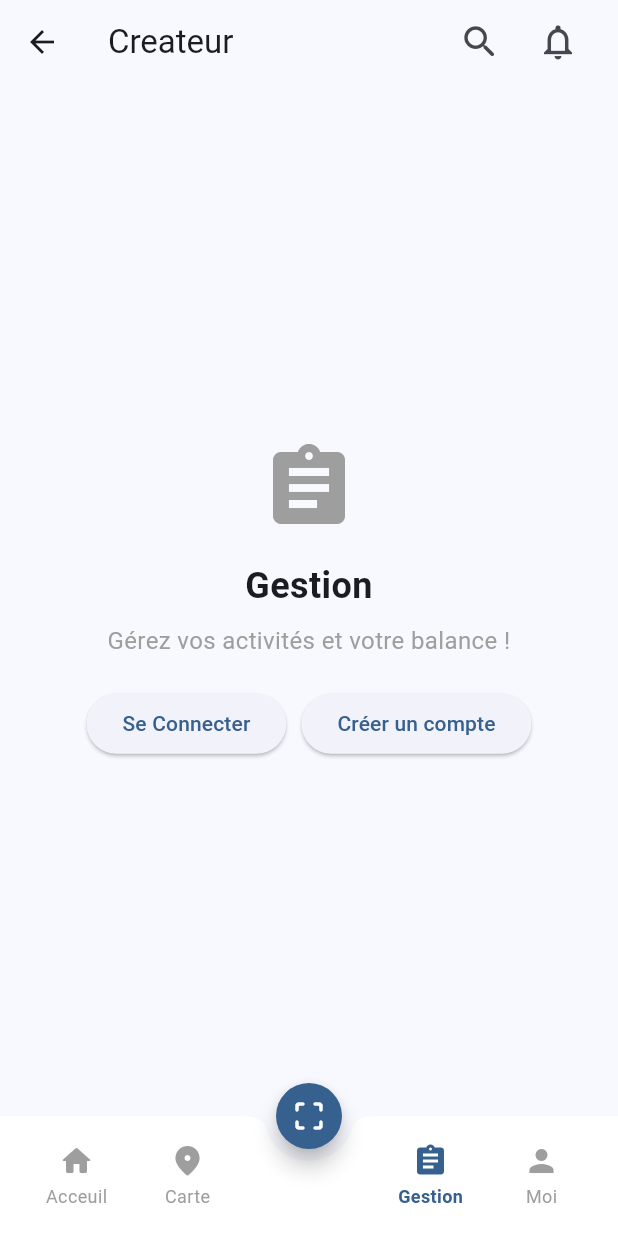
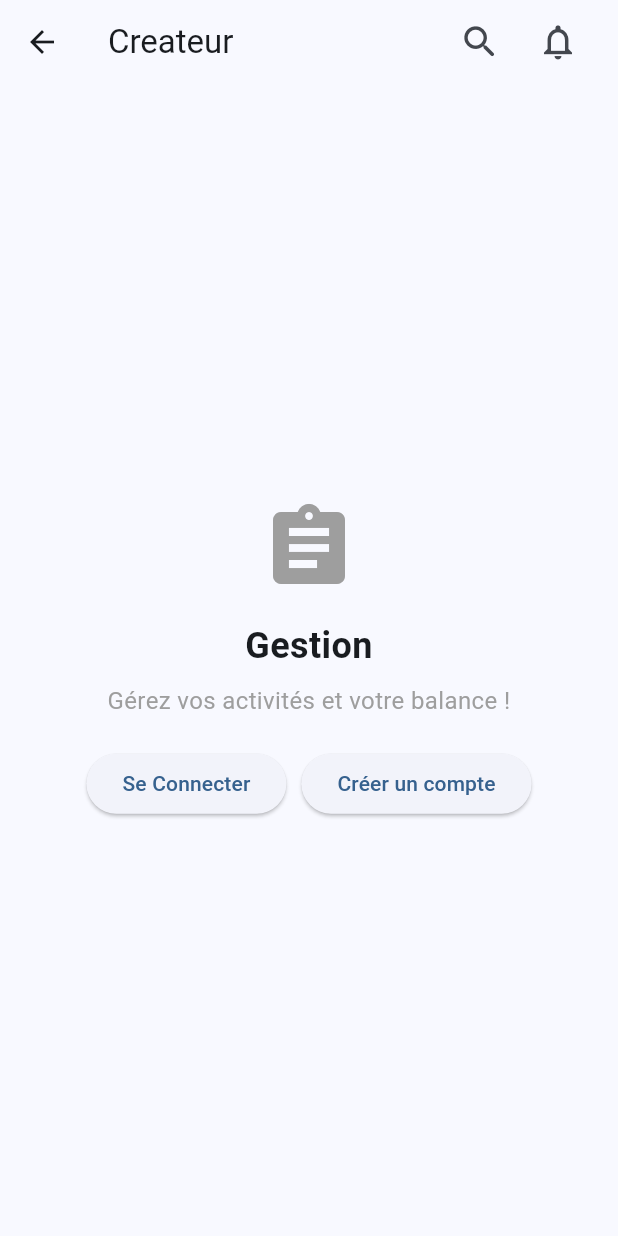
Before and after one commit to sir-da-silva/ticket-app-flutter, a Flutter app: the ManagementPage screen opened directly, on a phone screen of 412 x 824 dp. Run offline on Flutter 3.47's test engine with Material 3 defaults, Android fonts, the phone set to English and light mode, and no system bars; our stand-ins replace font_awesome_flutter, google_fonts, graphql, graphql_flutter, shared_preferences; missing offline and left inert: gql; accounts and stored records are empty; network calls fail.

Commit message:
resetup main navigation

```diff
--- a/lib/components/custom_bottom_navigation_bar.dart
+++ /dev/null
@@ -1,146 +0,0 @@
-import 'package:flutter/material.dart';
-import 'package:my_first_flutter_app/navigation/route_names.dart';
-
-class CustomBottomNavigationBar extends StatelessWidget {
-  const CustomBottomNavigationBar({super.key, required this.activeScreen});
-
-  final String activeScreen;
-
-  @override
-  Widget build(BuildContext context) {
-    return BottomAppBar(
-      shape: CircularNotchedRectangle(),
-      notchMargin: 8, // marge autour de l’encoche pour le bouton
-      elevation: 5,
-      color: Colors.white,
-
-      child: SizedBox(
-        height: 32,
-        child: Row(
-          mainAxisAlignment: MainAxisAlignment.spaceBetween,
-          children: [
-            Row(
-              spacing: 4,
-              children: [
-                _NavItem(
-                  icon: Icons.home_rounded,
-                  label: "Acceuil",
-                  selected: activeScreen == RouteNames.home,
-                  onTap: () =>
-                      Navigator.pushReplacementNamed(context, RouteNames.home),
-                ),
-                _NavItem(
-                  icon: Icons.location_on_rounded,
-                  label: "Carte",
-                  selected: activeScreen == RouteNames.map,
-                  onTap: () =>
-                      Navigator.pushReplacementNamed(context, RouteNames.map),
-                ),
-              ],
-            ),
-            Row(
-              spacing: 4,
-              children: [
-                _NavItem(
-                  icon: Icons.assignment,
-                  label: "Gestion",
-                  selected: activeScreen == RouteNames.management,
-                  onTap: () => Navigator.pushReplacementNamed(
-                    context,
-                    RouteNames.management,
-                  ),
-                ),
-                _NavItem(
-                  icon: Icons.person,
-                  label: "Moi",
-                  selected: activeScreen == RouteNames.profile,
-                  onTap: () => Navigator.pushReplacementNamed(
-                    context,
-                    RouteNames.profile,
-                  ),
-                ),
-              ],
-            ),
-          ],
-        ),
-      ),
-    );
-  }
-}
-
-class _NavItem extends StatelessWidget {
-  final IconData icon;
-  final String label;
-  final bool selected;
-  final VoidCallback onTap;
-
-  const _NavItem({
-    required this.icon,
-    required this.label,
-    required this.selected,
-    required this.onTap,
-  });
-
-  @override
-  Widget build(BuildContext context) {
-    return InkWell(
-      borderRadius: BorderRadius.circular(30),
-      onTap: onTap,
-      child: Container(
-        width: 70,
-        padding: EdgeInsets.symmetric(vertical: 6),
-        child: Column(
-          mainAxisSize: MainAxisSize.min,
-          children: [
-            Icon(
-              icon,
-              color: selected
-                  ? Theme.of(context).colorScheme.primary
-                  : Colors.grey,
-              size: 24,
-            ),
-            SizedBox(height: 3),
-            Text(
-              label,
-              style: TextStyle(
-                fontSize: 12,
-                fontWeight: selected ? FontWeight.bold : FontWeight.w400,
-                color: selected
-                    ? Theme.of(context).colorScheme.primary
-                    : Colors.grey,
-              ),
-            ),
-          ],
-        ),
-      ),
-    );
-  }
-}
-
-class CustomFloatingActionButton extends StatelessWidget {
-  const CustomFloatingActionButton({super.key});
-
-  @override
-  Widget build(BuildContext context) {
-    return SizedBox(
-      width: 44,
-      height: 44,
-      // pour “surélever” un peu plus, tu peux ajuster margin ou position
-      child: FloatingActionButton(
-        onPressed: () {
-          // Action quand on tape le bouton central
-          true
-              ? Navigator.pushNamed(
-                  context,
-                  RouteNames.login,
-                  arguments: {"routeOrigin": RouteNames.login},
-                )
-              : Navigator.pushNamed(context, "/scan_code");
-        },
-        shape: CircleBorder(),
-        backgroundColor: Theme.of(context).colorScheme.primary,
-        child: Icon(Icons.crop_free_rounded, color: Colors.white, size: 24),
-      ),
-    );
-  }
-}
--- a/lib/components/login_required.dart
+++ b/lib/components/login_required.dart
@@ -5,14 +5,12 @@ class LoginRequired extends StatelessWidget {
   final IconData icon;
   final String title;
   final String message;
-  final String routeOrigin;
 
   const LoginRequired({
     super.key,
     required this.icon,
     required this.title,
     required this.message,
-    required this.routeOrigin,
   });
 
   @override
@@ -44,19 +42,13 @@ class LoginRequired extends StatelessWidget {
               spacing: 10,
               children: [
                 ElevatedButton(
-                  onPressed: () => Navigator.pushNamed(
-                    context,
-                    RouteNames.login,
-                    arguments: {"routeOrigin": routeOrigin},
-                  ),
+                  onPressed: () =>
+                      Navigator.pushNamed(context, RouteNames.login),
                   child: Text("Se Connecter"),
                 ),
                 ElevatedButton(
-                  onPressed: () => Navigator.pushNamed(
-                    context,
-                    RouteNames.register,
-                    arguments: {"routeOrigin": routeOrigin},
-                  ),
+                  onPressed: () =>
+                      Navigator.pushNamed(context, RouteNames.register),
                   child: Text("Créer un compte"),
                 ),
               ],
--- a/lib/main.dart
+++ b/lib/main.dart
@@ -26,7 +26,7 @@ class MyApp extends StatelessWidget {
           colorScheme: ColorScheme.fromSeed(seedColor: Colors.blue),
         ),
         onGenerateRoute: AppRouter.generateRoute,
-        initialRoute: RouteNames.home,
+        initialRoute: RouteNames.main,
       ),
     );
   }
--- a/lib/navigation/route_names.dart
+++ b/lib/navigation/route_names.dart
@@ -1,9 +1,6 @@
 class RouteNames {
   // Pages principales
-  static const String home = '/';
-  static const String map = '/map';
-  static const String management = '/management';
-  static const String profile = '/profile';
+  static const String main = '/';
 
   // Pages d'événements
   static const String eventDetail = '/event/detail';
--- a/lib/pages/auth/forgot_password.dart
+++ b/lib/pages/auth/forgot_password.dart
@@ -2,9 +2,7 @@ import 'package:flutter/material.dart';
 import 'package:google_fonts/google_fonts.dart';
 
 class ForgotPasswordPage extends StatefulWidget {
-  final String? routeOrigin;
-
-  const ForgotPasswordPage({super.key, this.routeOrigin});
+  const ForgotPasswordPage({super.key});
 
   @override
   State<ForgotPasswordPage> createState() => _ForgotPasswordPageState();
@@ -42,7 +40,7 @@ class _ForgotPasswordPageState extends State<ForgotPasswordPage> {
           /// 🧊 Contenu principal
           Center(
             child: SingleChildScrollView(
-              padding: const EdgeInsets.symmetric(horizontal: 32, vertical: 40),
+              padding: const EdgeInsets.symmetric(horizontal: 16, vertical: 40),
               child: Container(
                 padding: const EdgeInsets.all(24),
                 decoration: BoxDecoration(
--- a/lib/pages/auth/otp_page.dart
+++ b/lib/pages/auth/otp_page.dart
@@ -3,10 +3,9 @@ import 'package:google_fonts/google_fonts.dart';
 import 'package:flutter/services.dart';
 
 class OtpPage extends StatefulWidget {
-  final String? routeOrigin;
   final String? email;
 
-  const OtpPage({super.key, this.routeOrigin, this.email});
+  const OtpPage({super.key, this.email});
 
   @override
   State<OtpPage> createState() => _OtpPageState();
@@ -47,7 +46,7 @@ class _OtpPageState extends State<OtpPage> {
           /// 🧊 Contenu principal
           Center(
             child: SingleChildScrollView(
-              padding: const EdgeInsets.symmetric(horizontal: 32, vertical: 40),
+              padding: const EdgeInsets.symmetric(horizontal: 16, vertical: 40),
               child: Container(
                 padding: const EdgeInsets.all(24),
                 decoration: BoxDecoration(
--- a/lib/pages/home_page.dart
+++ b/lib/pages/home_page.dart
@@ -1,6 +1,5 @@
 import 'package:flutter/material.dart';
 import 'package:my_first_flutter_app/components/build_section_header.dart';
-import 'package:my_first_flutter_app/components/custom_bottom_navigation_bar.dart';
 import 'package:my_first_flutter_app/navigation/app_router.dart';
 import 'package:my_first_flutter_app/navigation/route_names.dart';
 
@@ -379,11 +378,6 @@ class _HomePageState extends State<HomePage> {
           ),
         ],
       ),
-      floatingActionButton: CustomFloatingActionButton(),
-      floatingActionButtonLocation: FloatingActionButtonLocation.centerDocked,
-      bottomNavigationBar: CustomBottomNavigationBar(
-        activeScreen: RouteNames.home,
-      ),
       body: SingleChildScrollView(
         child: Column(
           children: [
--- a/lib/pages/management_page.dart
+++ b/lib/pages/management_page.dart
@@ -1,5 +1,4 @@
 import 'package:flutter/material.dart';
-import 'package:my_first_flutter_app/components/custom_bottom_navigation_bar.dart';
 import 'package:my_first_flutter_app/components/event.dart';
 import 'package:my_first_flutter_app/components/build_section_header.dart';
 import 'package:my_first_flutter_app/components/login_required.dart';
@@ -160,17 +159,11 @@ class ManagementPage extends StatelessWidget {
           ),
         ],
       ),
-      floatingActionButton: CustomFloatingActionButton(),
-      floatingActionButtonLocation: FloatingActionButtonLocation.centerDocked,
-      bottomNavigationBar: CustomBottomNavigationBar(
-        activeScreen: RouteNames.management,
-      ),
       body: !isAuthenticated()
           ? LoginRequired(
               icon: Icons.assignment,
               title: "Gestion",
               message: "Gérez vos activités et votre balance !",
-              routeOrigin: RouteNames.management,
             )
           : SingleChildScrollView(
               child: Column(
--- a/lib/pages/map_page.dart
+++ b/lib/pages/map_page.dart
@@ -1,5 +1,4 @@
 import 'package:flutter/material.dart';
-import 'package:my_first_flutter_app/components/custom_bottom_navigation_bar.dart';
 import 'package:my_first_flutter_app/navigation/route_names.dart';
 
 class MapPage extends StatelessWidget {
@@ -25,11 +24,6 @@ class MapPage extends StatelessWidget {
           ),
         ],
       ),
-      floatingActionButton: CustomFloatingActionButton(),
-      floatingActionButtonLocation: FloatingActionButtonLocation.centerDocked,
-      bottomNavigationBar: CustomBottomNavigationBar(
-        activeScreen: RouteNames.map,
-      ),
       body: const Center(
         child: Column(
           mainAxisAlignment: MainAxisAlignment.center,
--- a/lib/pages/utilities/notification_page.dart
+++ b/lib/pages/utilities/notification_page.dart
@@ -1,7 +1,5 @@
 import 'package:flutter/material.dart';
-import 'package:flutter/widgets.dart';
 import 'package:my_first_flutter_app/components/login_required.dart';
-import 'package:my_first_flutter_app/navigation/route_names.dart';
 
 class NotificationPage extends StatelessWidget {
   const NotificationPage({super.key});
@@ -20,7 +18,6 @@ class NotificationPage extends StatelessWidget {
               title: "Notifications",
               message:
                   "Recevez des notifications sur sur les activités de votre compte, des rapels sur vos évenements, ...",
-              routeOrigin: RouteNames.notifications,
             )
           : ListView(
               children: [
```
Also changed, not shown: lib/navigation/app_router.dart (+4 -25 lines), lib/pages/auth/login_page.dart (+10 -8 lines), lib/pages/auth/register_page.dart (+7 -9 lines), lib/pages/main_navigation_page.dart (added, +151 -0 lines), lib/pages/profile_page.dart (+0 -7 lines).
